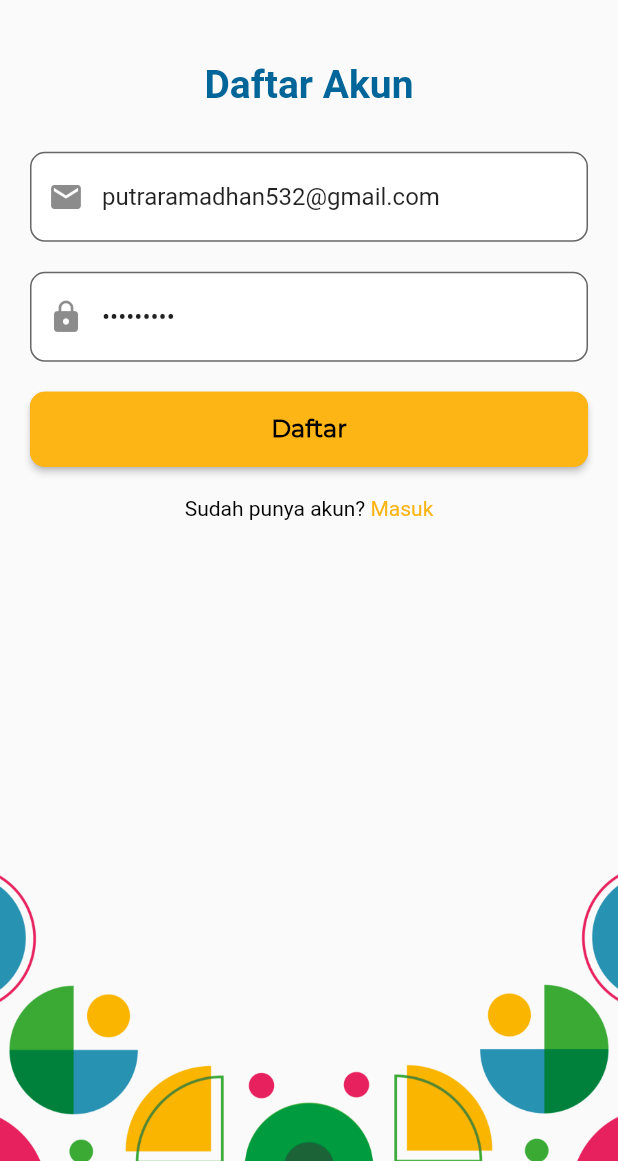
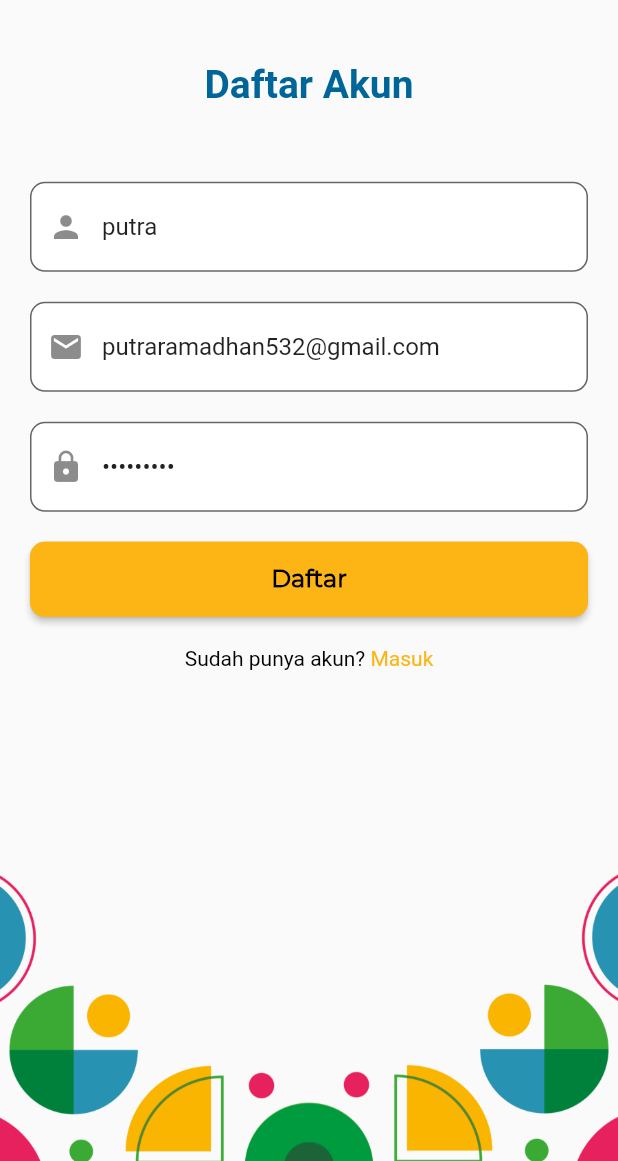
Before and after one commit to innocenty-lab/login, a Flutter app: the screen it shows after launch, after a tap on "Daftar", on a phone screen of 412 x 824 dp, the part 75-1236 px from its top. Run offline on Flutter 3.47's test engine with Material 2 defaults, Android fonts, the phone set to English and light mode, and no system bars; our stand-ins replace animated_splash_screen, firebase_auth, firebase_core, get, google_sign_in and 1 more; missing offline and left inert: dart:ffi, flutter_facebook_auth, regexpattern; accounts and stored records are empty.

```diff
--- a/lib/components/loading_screen.dart
+++ b/lib/components/loading_screen.dart
@@ -1,38 +1,38 @@
-import 'package:flutter/material.dart';
-import 'package:login/provider/loading_provider.dart';
-import 'package:provider/provider.dart';
+// import 'package:flutter/material.dart';
+// import 'package:login/provider/loading_provider.dart';
+// import 'package:provider/provider.dart';
 
-class LoadingScreen {
-  static TransitionBuilder init({
-    TransitionBuilder? builder,
-  }) {
-    return (BuildContext context, Widget? child) {
-      if (builder != null) {
-        return builder(context, LoadingCustom(child: child!));
-      } else {
-        return LoadingCustom(child: child!);
-      }
-    };
-  }
-}
+// class LoadingScreen {
+//   static TransitionBuilder init({
+//     TransitionBuilder? builder,
+//   }) {
+//     return (BuildContext context, Widget? child) {
+//       if (builder != null) {
+//         return builder(context, LoadingCustom(child: child!));
+//       } else {
+//         return LoadingCustom(child: child!);
+//       }
+//     };
+//   }
+// }
 
-class LoadingCustom extends StatelessWidget {
-  final Widget child;
-  const LoadingCustom({Key? key, required this.child}) : super(key: key);
-  @override
-  Widget build(BuildContext context) {
-    return Scaffold(
-        body: ChangeNotifierProvider<LoadingProvider>(
-            create: (context) => LoadingProvider(),
-            builder: (context, _) {
-              return Stack(children: [
-                child,
-                Consumer<LoadingProvider>(builder: (context, provider, child) {
-                  return provider.loading
-                      ? CircularProgressIndicator()
-                      : Container();
-                })
-              ]);
-            }));
-  }
-}
+// class LoadingCustom extends StatelessWidget {
+//   final Widget child;
+//   const LoadingCustom({Key? key, required this.child}) : super(key: key);
+//   @override
+//   Widget build(BuildContext context) {
+//     return Scaffold(
+//         body: ChangeNotifierProvider<LoadingProvider>(
+//             create: (context) => LoadingProvider(),
+//             builder: (context, _) {
+//               return Stack(children: [
+//                 child,
+//                 Consumer<LoadingProvider>(builder: (context, provider, child) {
+//                   return provider.loading
+//                       ? CircularProgressIndicator()
+//                       : Container();
+//                 })
+//               ]);
+//             }));
+//   }
+// }
--- a/lib/main.dart
+++ b/lib/main.dart
@@ -55,7 +55,7 @@ class MyApp extends StatelessWidget {
   @override
   Widget build(BuildContext context) {
     return GetMaterialApp(
-      builder: LoadingScreen.init(),
+      // builder: LoadingScreen.init(),
       onGenerateRoute: RouteGenerator.generateRoute,
       debugShowCheckedModeBanner: false,
       title: 'Kampus Gratis',
--- a/lib/sistemLoginRegister/screens/registerScreen/components/body.dart
+++ b/lib/sistemLoginRegister/screens/registerScreen/components/body.dart
@@ -20,10 +20,10 @@ class Body extends StatefulWidget {
 
 class _BodyState extends State<Body> {
 
-  final TextEditingController _userController = TextEditingController();
+  final TextEditingController _userController = TextEditingController(text: "putra");
   final TextEditingController _emailController = TextEditingController(text: "putraramadhan532@gmail.com");
   final TextEditingController _passwordController = TextEditingController(text: "123123123");
-  final TextEditingController _repeatPasswordController = TextEditingController();
+  // final TextEditingController _repeatPasswordController = TextEditingController();
   final authC = Get.find<AuthController>();
   final _formKey = GlobalKey<FormState>();
 
@@ -66,33 +66,33 @@ class _BodyState extends State<Body> {
                     children: [
 
                       //NAMA PENGGUNA
-                      // Padding(
-                      //   padding: const EdgeInsets.only(top: 30, bottom: 10),
-                      //   child: PrimaryTextField(
-                      //     focus: false,
-                      //     correct: true,
-                      //     obscure: false,
-                      //     icon: Icons.person,
-                      //     text: 'Nama Pengguna',
-                      //     controller: _userController,
-                      //     validator: (value) {
-                      //       String username = _userController.text;
+                      Padding(
+                        padding: const EdgeInsets.only(top: 30, bottom: 10),
+                        child: PrimaryTextField(
+                          focus: false,
+                          correct: true,
+                          obscure: false,
+                          icon: Icons.person,
+                          text: 'Nama Pengguna',
+                          controller: _userController,
+                          validator: (value) {
+                            String username = _userController.text;
 
-                      //       // if (username == Null || username.isEmpty) {
-                      //       //   return 'Nama Pengguna tidak boleh kosong!';
-                      //       // } else if (!username.isUsername()) {
-                      //       //   return 'Nama Pengguna tidak valid!';
-                      //       // } else if (username.length < 8) {
-                      //       //   return 'Nama Pengguna minimal 8 karakter!';
-                      //       // } else if (username.length > 30) {
-                      //       //   return 'Nama Pengguna maximal 30 karakter!';
-                      //       // } else {
-                      //       //   return null;
-                      //       // }
-                      //     },
-                      //     keyboardType: TextInputType.text,
-                      //   ),
-                      // ),
+                            // if (username == Null || username.isEmpty) {
+                            //   return 'Nama Pengguna tidak boleh kosong!';
+                            // } else if (!username.isUsername()) {
+                            //   return 'Nama Pengguna tidak valid!';
+                            // } else if (username.length < 8) {
+                            //   return 'Nama Pengguna minimal 8 karakter!';
+                            // } else if (username.length > 30) {
+                            //   return 'Nama Pengguna maximal 30 karakter!';
+                            // } else {
+                            //   return null;
+                            // }
+                          },
+                          keyboardType: TextInputType.text,
+                        ),
+                      ),
 
                       //EMAIL
                       Padding(
--- a/pubspec.yaml
+++ b/pubspec.yaml
@@ -42,6 +42,8 @@ dependencies:
   provider: ^6.0.1
   http: ^0.13.4
   shared_preferences: ^2.0.8
+  google_sign_in: ^5.2.1
+  flutter_facebook_auth: ^3.5.7
 
 dev_dependencies:
   flutter_test:
```
Also changed, not shown: lib/components/user_menu_bar.dart (+30 -4 lines), lib/services/auth_controller.dart (+78 -0 lines), lib/sistemLoginRegister/screens/loginScreen/components/body.dart (+10 -1 lines), pubspec.lock, 2 other files.
